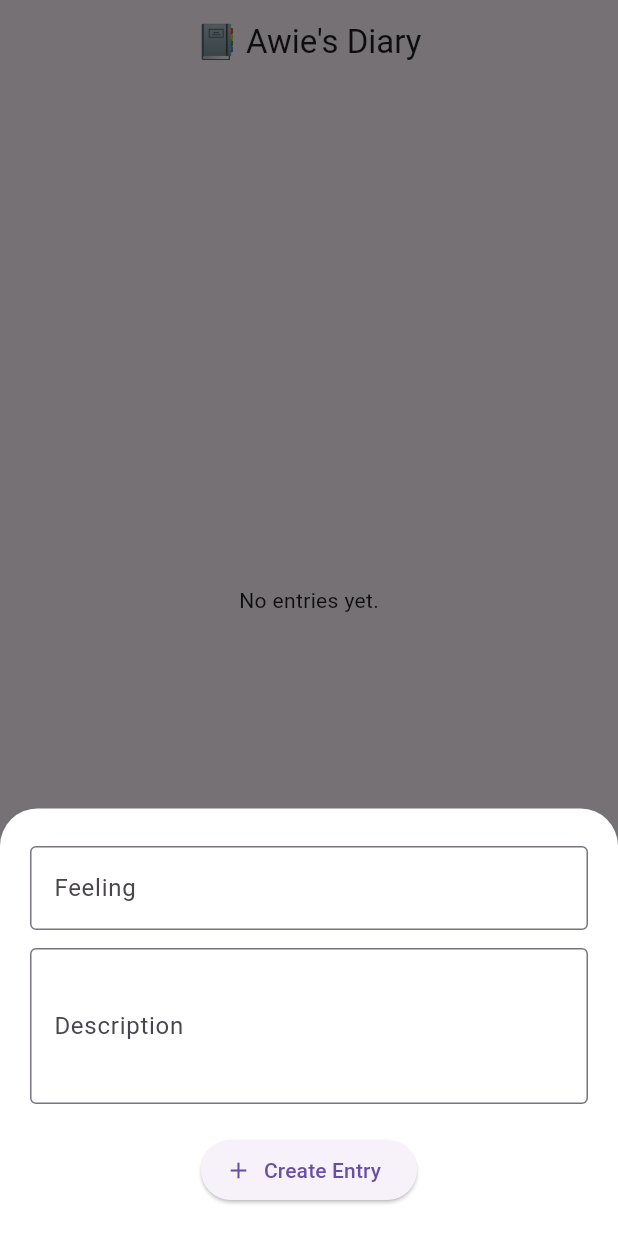
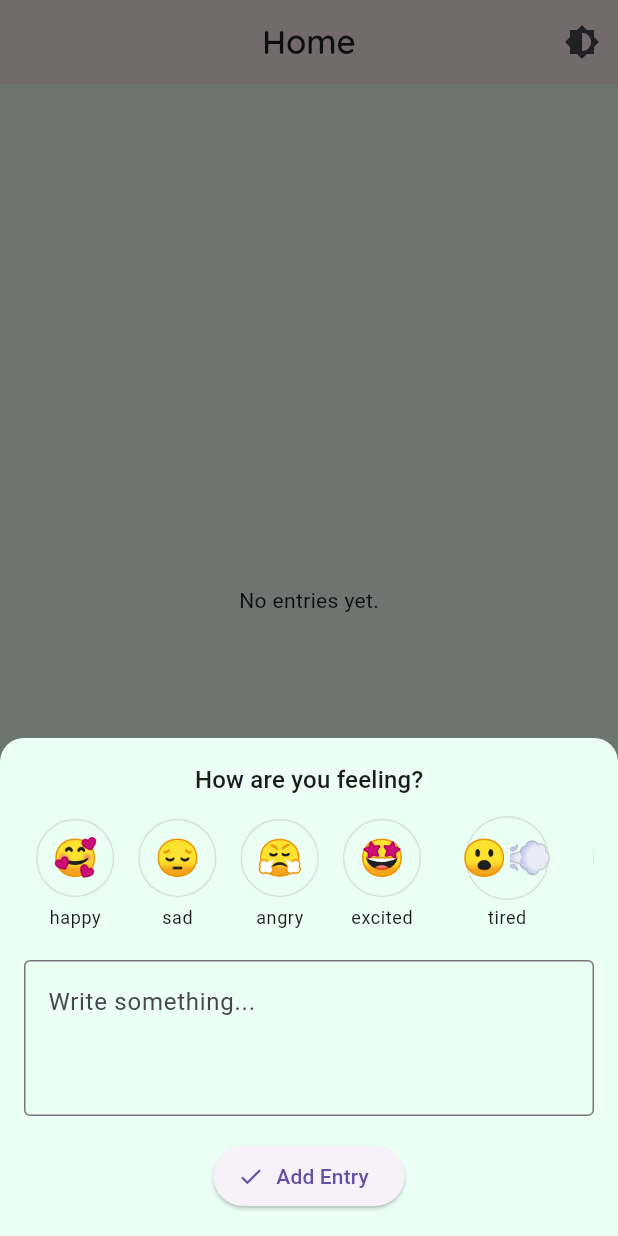
Before and after one commit to afqaffendi/diaryapp, a Flutter app: the screen it shows after launch, after a tap on the "add" icon, on a phone screen of 412 x 824 dp. Run offline on Flutter 3.47's test engine with Material 3 defaults, Android fonts, the light colour scheme and no system bars; our stand-ins replace google_fonts, lucide_icons, sqflite, table_calendar; accounts and stored records are empty.

Commit message:
Add CalendarPage and enhance HomePage with emoji support and theme toggle

```diff
--- a/lib/homepage.dart
+++ b/lib/homepage.dart
@@ -1,18 +1,38 @@
 import 'package:flutter/material.dart';
 import 'package:intl/intl.dart';
+import 'calender_page.dart';
 import 'sql_helper.dart';
+import 'package:lucide_icons/lucide_icons.dart';
+import 'package:google_fonts/google_fonts.dart';
 
 class HomePage extends StatefulWidget {
-  const HomePage({Key? key}) : super(key: key);
+  final VoidCallback toggleTheme;
+
+  const HomePage({Key? key, required this.toggleTheme}) : super(key: key);
 
   @override
   State<HomePage> createState() => _HomePageState();
 }
 
 class _HomePageState extends State<HomePage> {
+  final Map<String, String> _emojiMap = {
+    'happy': '🥰',
+    'sad': '😔',
+    'angry': '😤',
+    'excited': '🤩',
+    'tired': '😮‍💨',
+    'love': '💖',
+    'reflective': '🌙',
+    'anxious': '😰',
+    'motivated': '🔥',
+  };
+
+  String _getMoodEmoji(String feeling) {
+    return _emojiMap[feeling.toLowerCase()] ?? '📝';
+  }
+
   List<Map<String, dynamic>> _diaries = [];
   bool _isLoading = true;
-
   final TextEditingController _feelingController = TextEditingController();
   final TextEditingController _descriptionController = TextEditingController();
 
@@ -20,13 +40,6 @@ class _HomePageState extends State<HomePage> {
   void initState() {
     super.initState();
     _refreshDiaries();
-  }
-
-  @override
-  void dispose() {
-    _feelingController.dispose();
-    _descriptionController.dispose();
-    super.dispose();
   }
 
   Future<void> _refreshDiaries() async {
@@ -37,65 +50,86 @@ class _HomePageState extends State<HomePage> {
     });
   }
 
-  void _showForm(int? id) async {
+  void _showForm(int? id) {
     if (id != null) {
-      final existing = _diaries.firstWhere((e) => e['id'] == id);
+      final existing = _diaries.firstWhere((element) => element['id'] == id);
       _feelingController.text = existing['feeling'];
       _descriptionController.text = existing['description'];
+    } else {
+      _feelingController.clear();
+      _descriptionController.clear();
     }
 
     showModalBottomSheet(
       context: context,
       isScrollControlled: true,
-      elevation: 5,
-      backgroundColor: Colors.white,
+      backgroundColor: Theme.of(context).scaffoldBackgroundColor,
       shape: const RoundedRectangleBorder(
-        borderRadius: BorderRadius.vertical(top: Radius.circular(25.0)),
+        borderRadius: BorderRadius.vertical(top: Radius.circular(16)),
       ),
       builder: (_) => Padding(
-        padding: EdgeInsets.only(
-          top: 25,
-          left: 20,
-          right: 20,
-          bottom: MediaQuery.of(context).viewInsets.bottom + 20,
-        ),
+        padding: EdgeInsets.fromLTRB(16, 16, 16, MediaQuery.of(context).viewInsets.bottom + 16),
         child: Column(
           mainAxisSize: MainAxisSize.min,
-          crossAxisAlignment: CrossAxisAlignment.start,
           children: [
-            TextField(
-              controller: _feelingController,
-              decoration: const InputDecoration(
-                labelText: 'Feeling',
-                border: OutlineInputBorder(),
+            Text("How are you feeling?", style: Theme.of(context).textTheme.titleMedium),
+            const SizedBox(height: 12),
+            SizedBox(
+              height: 80,
+              child: ListView(
+                scrollDirection: Axis.horizontal,
+                children: _emojiMap.entries.map((entry) {
+                  final isSelected = _feelingController.text == entry.key;
+                  return GestureDetector(
+                    onTap: () => setState(() => _feelingController.text = entry.key),
+                    child: Container(
+                      margin: const EdgeInsets.symmetric(horizontal: 8),
+                      child: Column(
+                        children: [
+                          AnimatedContainer(
+                            duration: const Duration(milliseconds: 200),
+                            padding: const EdgeInsets.all(10),
+                            decoration: BoxDecoration(
+                              color: isSelected ? Colors.teal.withOpacity(0.2) : Colors.transparent,
+                              shape: BoxShape.circle,
+                              border: Border.all(
+                                color: isSelected ? Colors.teal : Colors.grey.withOpacity(0.3),
                               ),
                             ),
-            const SizedBox(height: 12),
+                            child: Text(entry.value, style: const TextStyle(fontSize: 24)),
+                          ),
+                          const SizedBox(height: 4),
+                          Text(entry.key, style: Theme.of(context).textTheme.bodySmall),
+                        ],
+                      ),
+                    ),
+                  );
+                }).toList(),
+              ),
+            ),
+            const SizedBox(height: 16),
             TextField(
               controller: _descriptionController,
-              decoration: const InputDecoration(
-                labelText: 'Description',
-                border: OutlineInputBorder(),
+              maxLines: 3,
+              decoration: const InputDecoration(hintText: 'Write something...', border: OutlineInputBorder()),
             ),
-              maxLines: 3,
-            ),
-            const SizedBox(height: 20),
-            Center(
-              child: ElevatedButton.icon(
+            const SizedBox(height: 16),
+            ElevatedButton.icon(
               onPressed: () async {
+                if (_feelingController.text.isEmpty || _descriptionController.text.isEmpty) {
+                  _showErrorSnackbar("Complete both fields");
+                  return;
+                }
                 if (id == null) {
-                    await _addDiary();
+                  await SQLHelper.createDiary(_feelingController.text, _descriptionController.text);
                 } else {
-                    await _updateDiary(id);
+                  await SQLHelper.updateDiary(id, _feelingController.text, _descriptionController.text);
                 }
-
-                  _feelingController.clear();
-                  _descriptionController.clear();
-                  if (context.mounted) Navigator.of(context).pop();
+                _refreshDiaries();
+                Navigator.pop(context);
               },
-                icon: Icon(id == null ? Icons.add : Icons.update),
-                label: Text(id == null ? 'Create Entry' : 'Update Entry'),
-              ),
+              icon: const Icon(Icons.check),
+              label: Text(id == null ? 'Add Entry' : 'Update Entry'),
             ),
           ],
         ),
@@ -103,53 +137,39 @@ class _HomePageState extends State<HomePage> {
     );
   }
 
-  Future<void> _addDiary() async {
-    final id = await SQLHelper.createDiary(
-      _feelingController.text,
-      _descriptionController.text,
-    );
-    if (id != -1) {
-      _refreshDiaries();
-    } else {
-      _showErrorSnackbar("⚠️ Database not available (Web mode)");
-    }
-  }
-
-  Future<void> _updateDiary(int id) async {
-    final result = await SQLHelper.updateDiary(
-      id,
-      _feelingController.text,
-      _descriptionController.text,
-    );
-    if (result != -1) {
-      _refreshDiaries();
-    } else {
-      _showErrorSnackbar("⚠️ Cannot update in web mode");
-    }
+  void _showErrorSnackbar(String message) {
+    ScaffoldMessenger.of(context).showSnackBar(SnackBar(content: Text(message)));
   }
 
   Future<void> _deleteDiary(int id) async {
     await SQLHelper.deleteDiary(id);
-    if (context.mounted) {
-      ScaffoldMessenger.of(context).showSnackBar(
-        const SnackBar(content: Text('Entry deleted!')),
-      );
     _refreshDiaries();
   }
+
+  int _selectedIndex = 0;
+
+  void _onNavTap(int index) {
+    if (index == 1) {
+      Navigator.push(
+        context,
+        MaterialPageRoute(builder: (_) => CalendarPage(toggleTheme: widget.toggleTheme)),
+      );
     }
-
-  void _showErrorSnackbar(String msg) {
-    if (context.mounted) {
-      ScaffoldMessenger.of(context).showSnackBar(SnackBar(content: Text(msg)));
-    }
+    setState(() => _selectedIndex = index);
   }
 
   @override
   Widget build(BuildContext context) {
     return Scaffold(
       appBar: AppBar(
-    title: const Text("📔 Awie's Diary", textAlign: TextAlign.center),
+        title: Text("Home", style: GoogleFonts.quicksand(fontWeight: FontWeight.w600)),
         centerTitle: true,
+        actions: [
+          IconButton(
+            icon: const Icon(Icons.brightness_6),
+            onPressed: widget.toggleTheme,
+          ),
+        ],
       ),
       body: _isLoading
           ? const Center(child: CircularProgressIndicator())
@@ -157,45 +177,48 @@ class _HomePageState extends State<HomePage> {
               ? const Center(child: Text("No entries yet."))
               : ListView.builder(
                   itemCount: _diaries.length,
-              itemBuilder: (context, index) {
+                  itemBuilder: (_, index) {
                     final diary = _diaries[index];
-                final createdAt = diary['createdAt'];
-                String formatted = '';
-                if (createdAt != null) {
-                  try {
-                    formatted = DateFormat('d MMMM yyyy, hh:mm a')
-                        .format(DateTime.parse(createdAt));
-                  } catch (_) {}
-                }
-
+                    final time = DateFormat('dd MMM yyyy, hh:mm a')
+                        .format(DateTime.parse(diary['createdAt']));
                     return Card(
-                  color: Colors.teal.shade50,
-                  margin: const EdgeInsets.symmetric(
-                      horizontal: 12, vertical: 8),
-                  child: ListTile(
-                    leading: const Icon(Icons.emoji_emotions_outlined),
-                    title: Text(diary['feeling'], textAlign: TextAlign.center),
-                    subtitle: Column(
+                      shape: RoundedRectangleBorder(borderRadius: BorderRadius.circular(16)),
+                      margin: const EdgeInsets.symmetric(horizontal: 16, vertical: 10),
+                      elevation: 2,
+                      child: Padding(
+                        padding: const EdgeInsets.all(16),
+                        child: Column(
                           crossAxisAlignment: CrossAxisAlignment.start,
                           children: [
-                        Text(diary['description']),
-                        const SizedBox(height: 5),
-                        Text(formatted,
-                            style: const TextStyle(
-                                fontSize: 12, color: Colors.grey)),
+                            Row(
+                              children: [
+                                CircleAvatar(
+                                  radius: 20,
+                                  backgroundColor: Colors.teal.withOpacity(0.2),
+                                  child: Text(_getMoodEmoji(diary['feeling']), style: const TextStyle(fontSize: 20)),
+                                ),
+                                const SizedBox(width: 12),
+                                Expanded(
+                                  child: Text(diary['feeling'], style: const TextStyle(fontWeight: FontWeight.bold)),
+                                ),
+                                Text(time, style: Theme.of(context).textTheme.bodySmall),
                               ],
                             ),
-                    trailing: Row(
-                      mainAxisSize: MainAxisSize.min,
+                            const SizedBox(height: 12),
+                            Text(diary['description'], style: Theme.of(context).textTheme.bodyMedium),
+                            Row(
+                              mainAxisAlignment: MainAxisAlignment.end,
                               children: [
                                 IconButton(
-                          icon: const Icon(Icons.edit),
+                                  icon: const Icon(Icons.edit, size: 20),
                                   onPressed: () => _showForm(diary['id']),
                                 ),
                                 IconButton(
-                          icon: const Icon(Icons.delete),
+                                  icon: const Icon(Icons.delete, size: 20),
                                   onPressed: () => _deleteDiary(diary['id']),
                                 ),
+                              ],
+                            )
                           ],
                         ),
                       ),
@@ -209,27 +232,26 @@ class _HomePageState extends State<HomePage> {
       floatingActionButtonLocation: FloatingActionButtonLocation.centerDocked,
       bottomNavigationBar: BottomAppBar(
         shape: const CircularNotchedRectangle(),
-    notchMargin: 6.0,
+        notchMargin: 8,
+        child: Padding(
+          padding: const EdgeInsets.symmetric(horizontal: 30.0, vertical: 10),
           child: Row(
-      mainAxisAlignment: MainAxisAlignment.spaceAround,
-      children: <Widget>[
+            mainAxisAlignment: MainAxisAlignment.spaceBetween,
+            children: [
               IconButton(
-          icon: const Icon(Icons.home),
-          onPressed: () {
-            // Optional: add navigation or state handling
-          },
+                icon: Icon(LucideIcons.home,
+                    color: _selectedIndex == 0 ? Theme.of(context).iconTheme.color : Colors.grey),
+                onPressed: () => _onNavTap(0),
               ),
-        const SizedBox(width: 48), // space for FAB
               IconButton(
-          icon: const Icon(Icons.calendar_today),
-          onPressed: () {
-            // Optional: add calendar feature
-          },
+                icon: Icon(LucideIcons.calendar,
+                    color: _selectedIndex == 1 ? Theme.of(context).iconTheme.color : Colors.grey),
+                onPressed: () => _onNavTap(1),
               ),
             ],
           ),
         ),
+      ),
     );
-
   }
 }
--- a/lib/main.dart
+++ b/lib/main.dart
@@ -1,21 +1,54 @@
 import 'package:flutter/material.dart';
-import 'homepage.dart';
+import 'homepage.dart'; // make sure this exists
 
 void main() {
-  WidgetsFlutterBinding.ensureInitialized();
   runApp(const MyApp());
 }
 
-class MyApp extends StatelessWidget {
+class MyApp extends StatefulWidget {
   const MyApp({super.key});
+
+  @override
+  State<MyApp> createState() => _MyAppState();
+}
+
+class _MyAppState extends State<MyApp> {
+  ThemeMode _themeMode = ThemeMode.light;
+
+  void _toggleTheme() {
+    setState(() {
+      _themeMode =
+          _themeMode == ThemeMode.light ? ThemeMode.dark : ThemeMode.light;
+    });
+  }
 
   @override
   Widget build(BuildContext context) {
     return MaterialApp(
+      title: 'Diary App',
       debugShowCheckedModeBanner: false,
-      title: 'Diary App',
-      theme: ThemeData(primarySwatch: Colors.teal),
-      home: const HomePage(),
+      themeMode: _themeMode,
+      theme: ThemeData(
+        brightness: Brightness.light,
+        scaffoldBackgroundColor: const Color(0xFFEBFFF5),
+        cardColor: const Color(0xFFF8E8E9),
+        appBarTheme: const AppBarTheme(backgroundColor: Color(0xFFF8E8E9)),
+        iconTheme: const IconThemeData(color: Color(0xFF7CAE9E)),
+        floatingActionButtonTheme: const FloatingActionButtonThemeData(
+          backgroundColor: Color(0xFFFEC0B3),
+        ),
+      ),
+      darkTheme: ThemeData(
+        brightness: Brightness.dark,
+        scaffoldBackgroundColor: const Color(0xFF1F2A26),
+        cardColor: const Color(0xFF3A3B3C),
+        appBarTheme: const AppBarTheme(backgroundColor: Color(0xFF3A3B3C)),
+        iconTheme: const IconThemeData(color: Color(0xFFA3D7CA)),
+        floatingActionButtonTheme: const FloatingActionButtonThemeData(
+          backgroundColor: Color(0xFFD29C91),
+        ),
+      ),
+      home: HomePage(toggleTheme: _toggleTheme), // ✅ Pass it here!
     );
   }
 }
--- a/pubspec.yaml
+++ b/pubspec.yaml
@@ -35,6 +35,9 @@ dependencies:
   table_calendar: ^3.0.9
   intl: ^0.20.2
   cupertino_icons: ^1.0.8
+  lucide_icons: ^0.257.0
+  font_awesome_flutter: ^10.8.0
+  google_fonts: ^6.2.1
 
 
   # The following adds the Cupertino Icons font to your application.
```
Also changed, not shown: lib/calender_page.dart (added, +88 -0 lines), pubspec.lock, 1 other file. Lines whose indentation alone changed are shown as unchanged.
